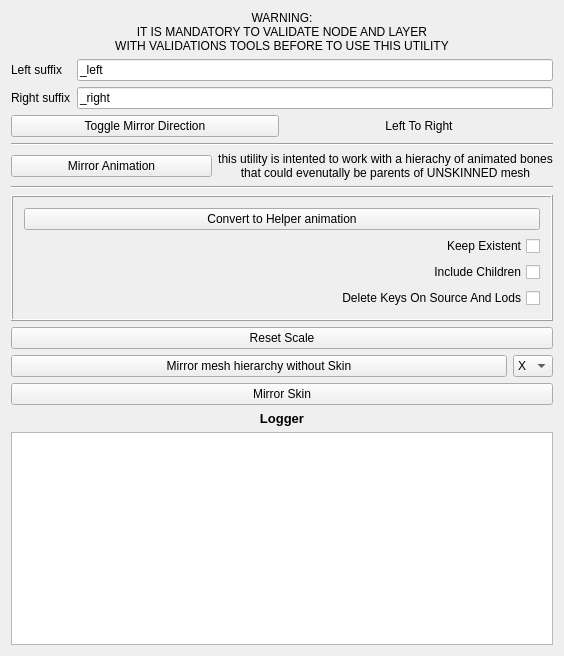
Before: the Qt Designer form scripts/AnimationTool/designer/main_view.ui in AsoboStudio/FlightSim-3dsMax-tools, drawn with Qt 5.
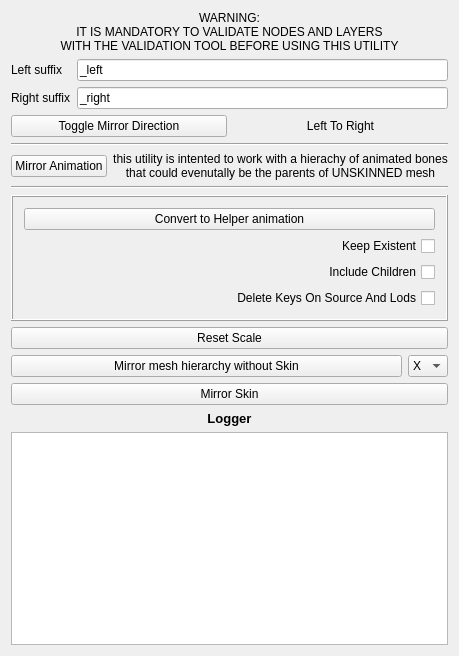
After: the same form once the commit is applied.

```diff
--- a/scripts/AnimationTool/designer/main_view.ui
+++ b/scripts/AnimationTool/designer/main_view.ui
@@ -6,7 +6,7 @@
    <rect>
     <x>0</x>
     <y>0</y>
-    <width>564</width>
+    <width>418</width>
     <height>656</height>
    </rect>
   </property>
@@ -57,8 +57,8 @@
       <widget class="QLabel" name="label_6">
        <property name="text">
         <string>WARNING: 
-IT IS MANDATORY TO VALIDATE NODE AND LAYER 
-WITH VALIDATIONS TOOLS BEFORE TO USE THIS UTILITY</string>
+IT IS MANDATORY TO VALIDATE NODES AND LAYERS 
+WITH THE VALIDATION TOOL BEFORE USING THIS UTILITY</string>
        </property>
        <property name="alignment">
         <set>Qt::AlignCenter</set>
@@ -108,7 +108,7 @@
       <widget class="QLabel" name="label_7">
        <property name="text">
         <string>this utility is intented to work with a hierachy of animated bones 
-that could evenutally be parents of UNSKINNED mesh</string>
+that could evenutally be the parents of UNSKINNED mesh</string>
        </property>
        <property name="alignment">
         <set>Qt::AlignCenter</set>
```
